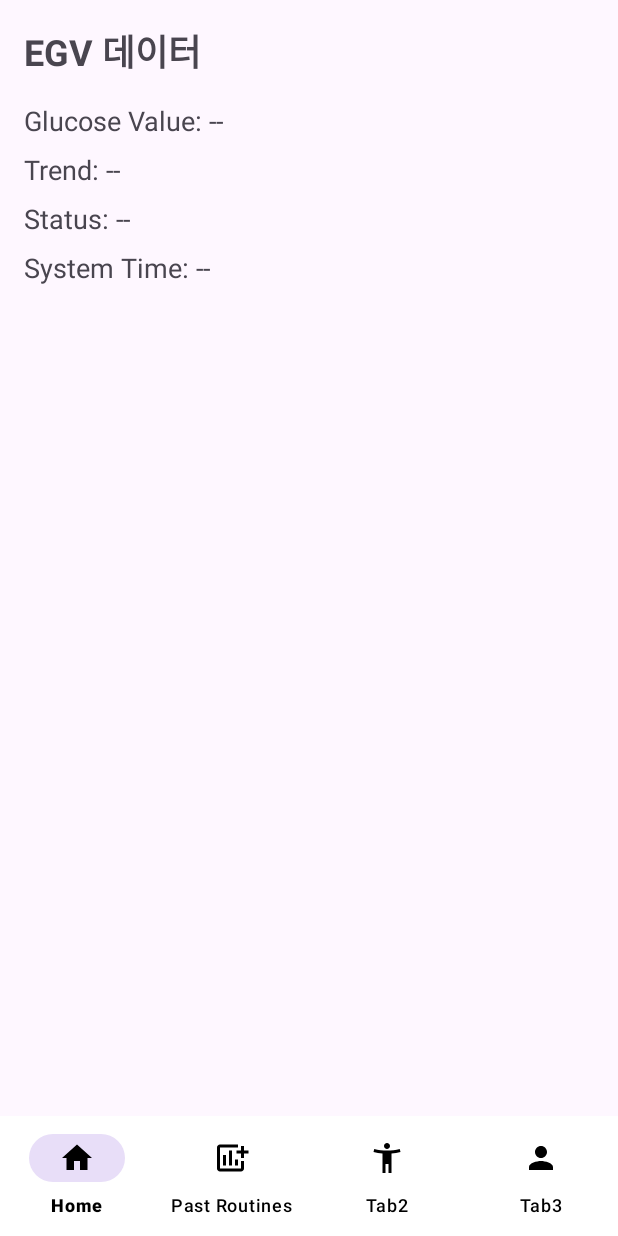
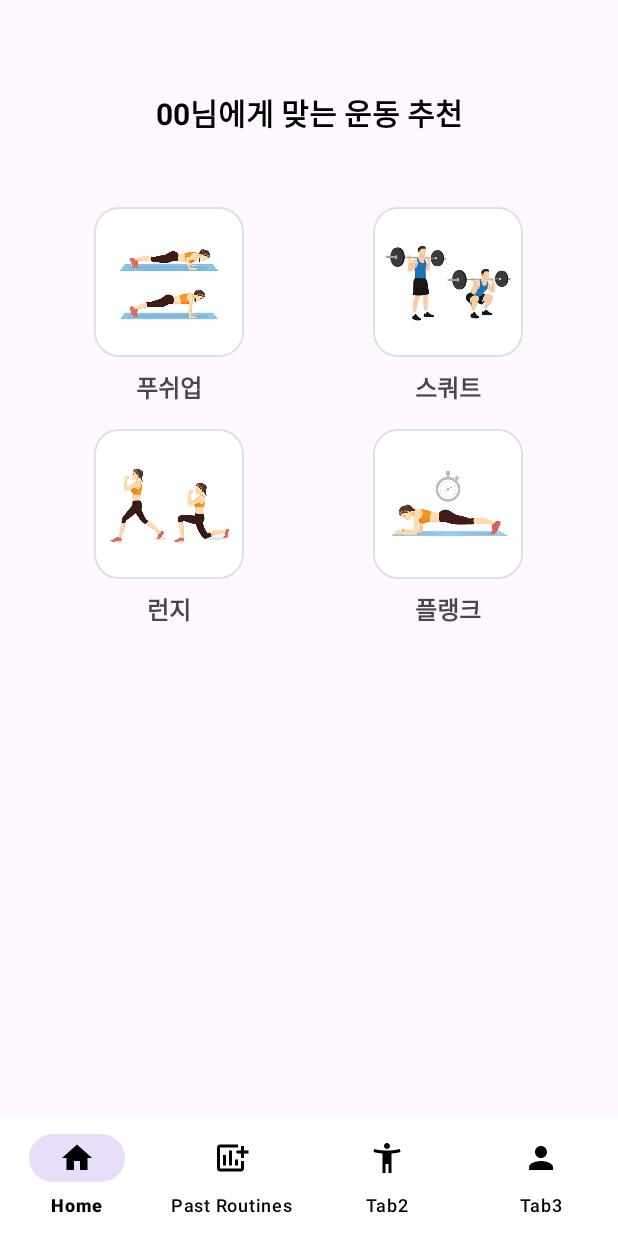
Before and after one commit to angkmfirefoxygal/MADCAMP_week3, an Android app: the HomeFragment screen opened directly, with no data from a screen before it, on a phone screen of 412 x 824 dp. Run offline under Robolectric (Android 15) with nearby library versions, the phone set to English and light mode, and no system bars.

Commit message:
tab change

```diff
--- a/app/src/main/java/com/posetrackerdemo/ui/home/HomeFragment.kt
+++ b/app/src/main/java/com/posetrackerdemo/ui/home/HomeFragment.kt
@@ -1,26 +1,18 @@
 package com.posetrackerdemo.ui.home
+
 
 import android.os.Bundle
 import android.view.LayoutInflater
 import android.view.View
 import android.view.ViewGroup
+import android.widget.LinearLayout
 import androidx.fragment.app.Fragment
 import com.posetrackerdemo.R
 
-import android.widget.ImageView
-import android.widget.TextView
-import okhttp3.*
-import org.json.JSONObject
-import java.io.IOException
 
 
 class HomeFragment : Fragment() {
 
-    private lateinit var tvGlucoseValue: TextView
-    private lateinit var tvTrend: TextView
-    private lateinit var tvStatus: TextView
-    private lateinit var tvSystemTime: TextView
-    private lateinit var ivTrendChart: ImageView
 
     override fun onCreateView(
         inflater: LayoutInflater,
@@ -30,56 +22,49 @@ class HomeFragment : Fragment() {
 
         val view = inflater.inflate(R.layout.fragment_home, container, false)
 
-        // XML 요소와 연결
-        tvGlucoseValue = view.findViewById(R.id.tvGlucoseValue)
-        tvTrend = view.findViewById(R.id.tvTrend)
-        tvStatus = view.findViewById(R.id.tvStatus)
-        tvSystemTime = view.findViewById(R.id.tvSystemTime)
-        ivTrendChart = view.findViewById(R.id.ivTrendChart)
 
-        // API 데이터 가져오기
-        fetchEgvData()
+        // Push-Up Button 클릭 시 PushupFragment로 이동
+        val pushupButton = view.findViewById<LinearLayout>(R.id.pushup_button)
+        pushupButton.setOnClickListener {
+            parentFragmentManager.beginTransaction()
+                .replace(R.id.fragmentContainer, PushupFragment()) // Target Fragment
+                .addToBackStack(null) // 뒤로가기 지원
+                .commit()
+        }
+
+        // Squat Button 클릭 시 SquatFragment로 이동
+        val squatButton = view.findViewById<LinearLayout>(R.id.squat_button)
+        squatButton.setOnClickListener {
+            parentFragmentManager.beginTransaction()
+                .replace(R.id.fragmentContainer, SquatFragment()) // Target Fragment
+                .addToBackStack(null) // 뒤로가기 지원
+                .commit()
+        }
+
+        // Lunge Button 클릭 시 LungeFragment로 이동
+        val lungeButton = view.findViewById<LinearLayout>(R.id.lunge_button)
+        lungeButton.setOnClickListener {
+            parentFragmentManager.beginTransaction()
+                .replace(R.id.fragmentContainer, LungeFragment()) // Target Fragment
+                .addToBackStack(null) // 뒤로가기 지원
+                .commit()
+        }
+
+        // Plank Button 클릭 시 PlankFragment로 이동
+        val plankButton = view.findViewById<LinearLayout>(R.id.plank_button)
+        plankButton.setOnClickListener {
+            parentFragmentManager.beginTransaction()
+                .replace(R.id.fragmentContainer, PlankFragment()) // Target Fragment
+                .addToBackStack(null) // 뒤로가기 지원
+                .commit()
+        }
 
         return view
 
     }
 
-    private fun fetchEgvData() {
-        val client = OkHttpClient()
-        val request = Request.Builder()
-            .url("https://api.dexcom.com/v3/users/self/egvs?startDate=2022-02-06T09:12:35&endDate=2022-02-06T09:12:35")
-            .addHeader("Bearer", "t6n9l8Y33IF81uvy")
-            .build()
 
-        client.newCall(request).enqueue(object : Callback {
-            override fun onFailure(call: Call, e: IOException) {
-                e.printStackTrace()
-            }
 
-            override fun onResponse(call: Call, response: Response) {
-                if (response.isSuccessful) {
-                    val responseBody = response.body?.string()
-                    val json = JSONObject(responseBody ?: "")
 
-                    val records = json.getJSONArray("records")
-                    if (records.length() > 0) {
-                        val firstRecord = records.getJSONObject(0)
 
-                        val value = firstRecord.getInt("value")
-                        val trend = firstRecord.getString("trend")
-                        val status = firstRecord.optString("status", "ok")
-                        val systemTime = firstRecord.getString("systemTime")
-
-                        activity?.runOnUiThread {
-                            tvGlucoseValue.text = "Glucose Value: $value mg/dL"
-                            tvTrend.text = "Trend: $trend"
-                            tvStatus.text = "Status: $status"
-                            tvSystemTime.text = "System Time: $systemTime"
-                            // Trend Chart 처리 (추후 구현)
-                        }
-                    }
-                }
-            }
-        })
-    }
 }
--- /dev/null
+++ b/app/src/main/res/drawable/background_exercise_item.xml
@@ -0,0 +1,16 @@
+<?xml version="1.0" encoding="utf-8"?>
+<shape xmlns:android="http://schemas.android.com/apk/res/android">
+    <!-- Background Color -->
+    <solid android:color="#FFFFFF" />
+
+    <!-- Rounded Corners -->
+    <corners android:radius="16dp" />
+
+    <!-- Shadow Effect -->
+    <padding android:left="4dp" android:top="4dp" android:right="4dp" android:bottom="4dp" />
+
+    <!-- Border (Optional) -->
+    <stroke
+        android:width="1dp"
+        android:color="#E0E0E0" />
+</shape>
--- a/app/src/main/res/layout/fragment_home.xml
+++ b/app/src/main/res/layout/fragment_home.xml
@@ -4,70 +4,175 @@
     android:layout_width="match_parent"
     android:layout_height="match_parent">
 
-    <ScrollView
-        xmlns:android="http://schemas.android.com/apk/res/android"
+
+
+    <!-- Title -->
+    <TextView
+        app:layout_constraintStart_toStartOf="parent"
+        app:layout_constraintTop_toTopOf="parent"
+        app:layout_constraintEnd_toEndOf="parent"
+        android:layout_marginTop="60dp"
+        android:id="@+id/tv_title"
+        android:layout_width="wrap_content"
+        android:layout_height="wrap_content"
+        android:text="00님에게 맞는 운동 추천"
+        android:textSize="20sp"
+        android:textStyle="bold"
+        android:textColor="#000000"
+        android:layout_marginBottom="24dp" />
+
+    <FrameLayout
+        android:id="@+id/fragment_container"
+        app:layout_constraintBottom_toBottomOf="parent"
+        android:layout_marginBottom="130dp"
+        android:layout_marginTop="130dp"
+        app:layout_constraintTop_toTopOf="@id/tv_title"
+        android:paddingHorizontal="20dp"
         android:layout_width="match_parent"
-        android:layout_height="match_parent"
-        android:padding="16dp">
+        android:layout_height="match_parent" >
+
 
     <LinearLayout
         android:layout_width="match_parent"
         android:layout_height="wrap_content"
-            android:orientation="vertical">
+        android:orientation="vertical"
+        android:gravity="center_horizontal">
 
-            <!-- 제목 -->
+
+
+        <!-- Exercise Grid -->
+        <GridLayout
+            android:layout_width="match_parent"
+            android:layout_height="wrap_content"
+            android:columnCount="2"
+            android:rowCount="2"
+            android:layout_marginBottom="24dp">
+
+            <!-- Push-Up -->
+            <LinearLayout
+                android:layout_width="0dp"
+                android:id="@+id/pushup_button"
+                android:layout_height="wrap_content"
+                android:layout_columnWeight="1"
+                android:orientation="vertical"
+                android:gravity="center"
+                android:padding="8dp"
+                android:clickable="true"
+                android:focusable="true">
+
+                <ImageView
+                    android:background="@drawable/background_exercise_item"
+                    android:id="@+id/iv_pushup"
+                    android:layout_width="100dp"
+                    android:layout_height="100dp"
+                    android:src="@drawable/pushup"
+                    android:contentDescription="Push Up" />
+
                 <TextView
+                    android:id="@+id/tv_pushup_count"
                     android:layout_width="wrap_content"
                     android:layout_height="wrap_content"
-                android:text="EGV 데이터"
-                android:textSize="24sp"
+                    android:text="푸쉬업"
+                    android:textSize="16sp"
                     android:textStyle="bold"
-                android:layout_marginBottom="16dp" />
+                    android:layout_marginTop="8dp" />
+            </LinearLayout>
 
-            <!-- Estimated Glucose Value (EGV) -->
+            <!-- Squat -->
+            <LinearLayout
+                android:id="@+id/squat_button"
+                android:layout_width="0dp"
+                android:layout_height="wrap_content"
+                android:layout_columnWeight="1"
+                android:orientation="vertical"
+                android:gravity="center"
+                android:padding="8dp"
+                android:clickable="true"
+                android:focusable="true">
+
+                <ImageView
+                    android:background="@drawable/background_exercise_item"
+                    android:id="@+id/iv_squat"
+                    android:layout_width="100dp"
+                    android:layout_height="100dp"
+                    android:src="@drawable/squat"
+                    android:contentDescription="Squat" />
+
                 <TextView
-                android:id="@+id/tvGlucoseValue"
-                android:layout_width="match_parent"
+                    android:id="@+id/tv_squat_count"
+                    android:layout_width="wrap_content"
                     android:layout_height="wrap_content"
-                android:text="Glucose Value: --"
-                android:textSize="18sp"
-                android:layout_marginBottom="8dp" />
+                    android:text="스쿼트"
+                    android:textSize="16sp"
+                    android:textStyle="bold"
+                    android:layout_marginTop="8dp" />
+            </LinearLayout>
 
-            <!-- Trend -->
+            <!-- Lunge -->
+            <LinearLayout
+                android:id="@+id/lunge_button"
+                android:layout_width="0dp"
+                android:layout_height="wrap_content"
+                android:layout_columnWeight="1"
+                android:orientation="vertical"
+                android:gravity="center"
+                android:padding="8dp"
+                android:clickable="true"
+                android:focusable="true">
+
+                <ImageView
+                    android:background="@drawable/background_exercise_item"
+                    android:id="@+id/iv_lunge"
+                    android:layout_width="100dp"
+                    android:layout_height="100dp"
+                    android:src="@drawable/lunge"
+                    android:contentDescription="Lunge" />
+
                 <TextView
-                android:id="@+id/tvTrend"
-                android:layout_width="match_parent"
+                    android:id="@+id/tv_lunge_count"
+                    android:layout_width="wrap_content"
                     android:layout_height="wrap_content"
-                android:text="Trend: --"
-                android:textSize="18sp"
-                android:layout_marginBottom="8dp" />
+                    android:text="런지"
+                    android:textSize="16sp"
+                    android:textStyle="bold"
+                    android:layout_marginTop="8dp" />
+            </LinearLayout>
 
-            <!-- Status -->
+            <!-- Plank -->
+            <LinearLayout
+                android:id="@+id/plank_button"
+                android:layout_width="0dp"
+                android:layout_height="wrap_content"
+                android:layout_columnWeight="1"
+                android:orientation="vertical"
+                android:gravity="center"
+                android:padding="8dp"
+                android:clickable="true"
+                android:focusable="true">
+
+                <ImageView
+                    android:background="@drawable/background_exercise_item"
+                    android:id="@+id/iv_plank"
+                    android:layout_width="100dp"
+                    android:layout_height="100dp"
+                    android:src="@drawable/plank"
+                    android:contentDescription="Plank" />
+
                 <TextView
-                android:id="@+id/tvStatus"
-                android:layout_width="match_parent"
+                    android:id="@+id/tv_plank_count"
+                    android:layout_width="wrap_content"
                     android:layout_height="wrap_content"
-                android:text="Status: --"
-                android:textSize="18sp"
-                android:layout_marginBottom="8dp" />
+                    android:text="플랭크"
+                    android:textSize="16sp"
+                    android:textStyle="bold"
+                    android:layout_marginTop="8dp" />
+            </LinearLayout>
+        </GridLayout>
 
-            <!-- Time -->
-            <TextView
-                android:id="@+id/tvSystemTime"
-                android:layout_width="match_parent"
-                android:layout_height="wrap_content"
-                android:text="System Time: --"
-                android:textSize="18sp"
-                android:layout_marginBottom="8dp" />
 
-            <!-- Trend Chart Placeholder -->
-            <ImageView
-                android:id="@+id/ivTrendChart"
-                android:layout_width="match_parent"
-                android:layout_height="200dp"
-                android:scaleType="centerInside"
-                android:layout_marginTop="16dp" />
     </LinearLayout>
-    </ScrollView>
+
+
+    </FrameLayout>
 
 </androidx.constraintlayout.widget.ConstraintLayout>
```
Also changed, not shown: app/src/main/java/com/posetrackerdemo/ui/home/LungeFragment.kt (added, +19 -0 lines), app/src/main/java/com/posetrackerdemo/ui/home/PlankFragment.kt (added, +19 -0 lines), app/src/main/java/com/posetrackerdemo/ui/home/PushupFragment.kt (added, +17 -0 lines), app/src/main/java/com/posetrackerdemo/ui/home/SquatFragment.kt (added, +19 -0 lines), app/src/main/res/layout/fragment_lunge.xml (added, +15 -0 lines), app/src/main/res/layout/fragment_plank.xml (added, +14 -0 lines), app/src/main/res/layout/fragment_pushup.xml (added, +14 -0 lines), app/src/main/res/layout/fragment_squat.xml (added, +14 -0 lines). Lines whose indentation alone changed are shown as unchanged.
